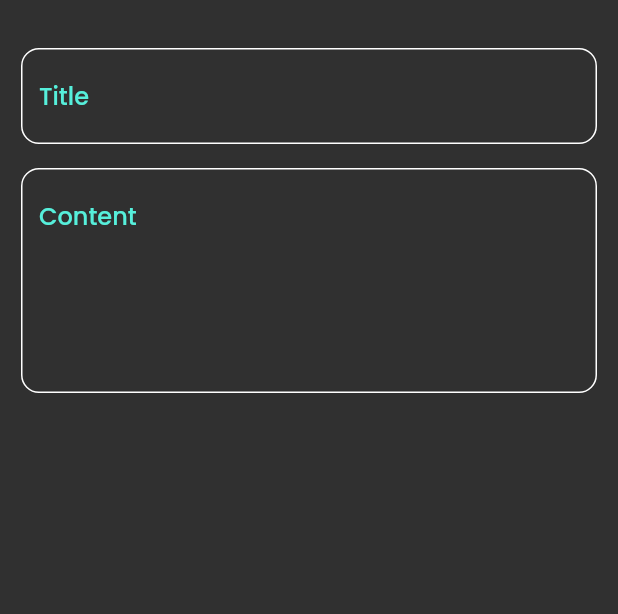
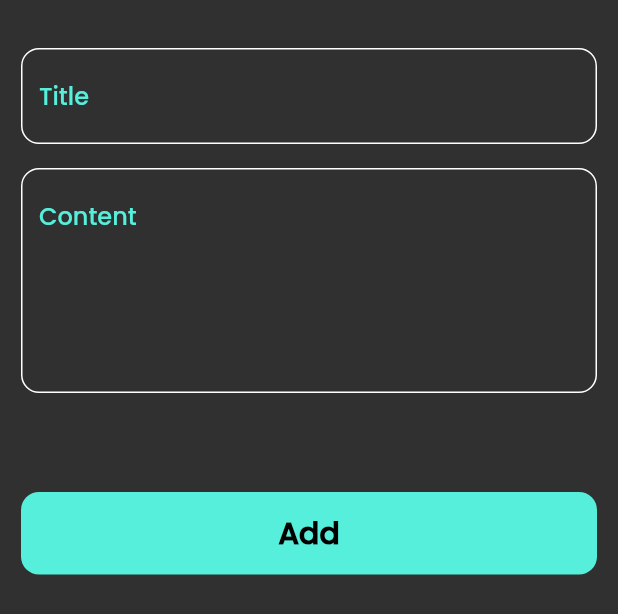
Before and after one commit to kareemtarek74/notes_app, a Flutter app: what customModalBottomSheet() shows on an empty page, opened directly, on a phone screen of 412 x 824 dp. Shown: the top 614 px of the screen. Run offline on Flutter 3.47's test engine with Material 2 defaults, Android fonts, the phone set to English and light mode, and no system bars.

Commit message:
add botton to the bottomSheet

```diff
--- /dev/null
+++ b/lib/Views/models/customBottomSheet.dart
@@ -0,0 +1,37 @@
+// ignore_for_file: file_names, camel_case_types
+
+import 'package:flutter/material.dart';
+
+import 'customBotton.dart';
+import 'customTextField.dart';
+
+class customModalBottomSheet extends StatelessWidget {
+  const customModalBottomSheet({super.key});
+
+  @override
+  Widget build(BuildContext context) {
+    return const Padding(
+      padding: EdgeInsets.symmetric(vertical: 32, horizontal: 14),
+      child: SingleChildScrollView(
+        child: Column(
+          children: [
+            customTextField(
+              hintText: 'Title',
+            ),
+            SizedBox(
+              height: 16,
+            ),
+            customTextField(
+              hintText: 'Content',
+              maxLines: 5,
+            ),
+            SizedBox(
+              height: 66,
+            ),
+            customButton(),
+          ],
+        ),
+      ),
+    );
+  }
+}
--- /dev/null
+++ b/lib/Views/models/customBotton.dart
@@ -0,0 +1,23 @@
+import 'package:flutter/material.dart';
+
+import '../../constants.dart';
+
+class customButton extends StatelessWidget {
+  const customButton({super.key});
+
+  @override
+  Widget build(BuildContext context) {
+    return Container(
+      height: 55,
+      width: MediaQuery.of(context).size.width,
+      decoration: BoxDecoration(
+          color: kPrimaryColor, borderRadius: BorderRadius.circular(12)),
+      child: const Center(
+          child: Text(
+        'Add',
+        style: TextStyle(
+            color: Colors.black, fontSize: 20, fontWeight: FontWeight.bold),
+      )),
+    );
+  }
+}
--- a/lib/Views/models/customModalBottomSheet.dart
+++ /dev/null
@@ -1,30 +0,0 @@
-// ignore_for_file: file_names, camel_case_types
-
-import 'package:flutter/material.dart';
-
-import 'customTextField.dart';
-
-class customModalBottomSheet extends StatelessWidget {
-  const customModalBottomSheet({super.key});
-
-  @override
-  Widget build(BuildContext context) {
-    return const Padding(
-      padding: EdgeInsets.symmetric(vertical: 32, horizontal: 14),
-      child: Column(
-        children: [
-          customTextField(
-            hintText: 'Title',
-          ),
-          SizedBox(
-            height: 16,
-          ),
-          customTextField(
-            hintText: 'Content',
-            maxLines: 5,
-          )
-        ],
-      ),
-    );
-  }
-}
--- a/lib/Views/notesView.dart
+++ b/lib/Views/notesView.dart
@@ -3,7 +3,7 @@
 import 'package:flutter/material.dart';
 import 'package:flutter_application_4/Views/models/notesViewBody.dart';
 
-import 'models/customModalBottomSheet.dart';
+import 'models/customBottomSheet.dart';
 
 class NotesView extends StatelessWidget {
   const NotesView({super.key});
```
